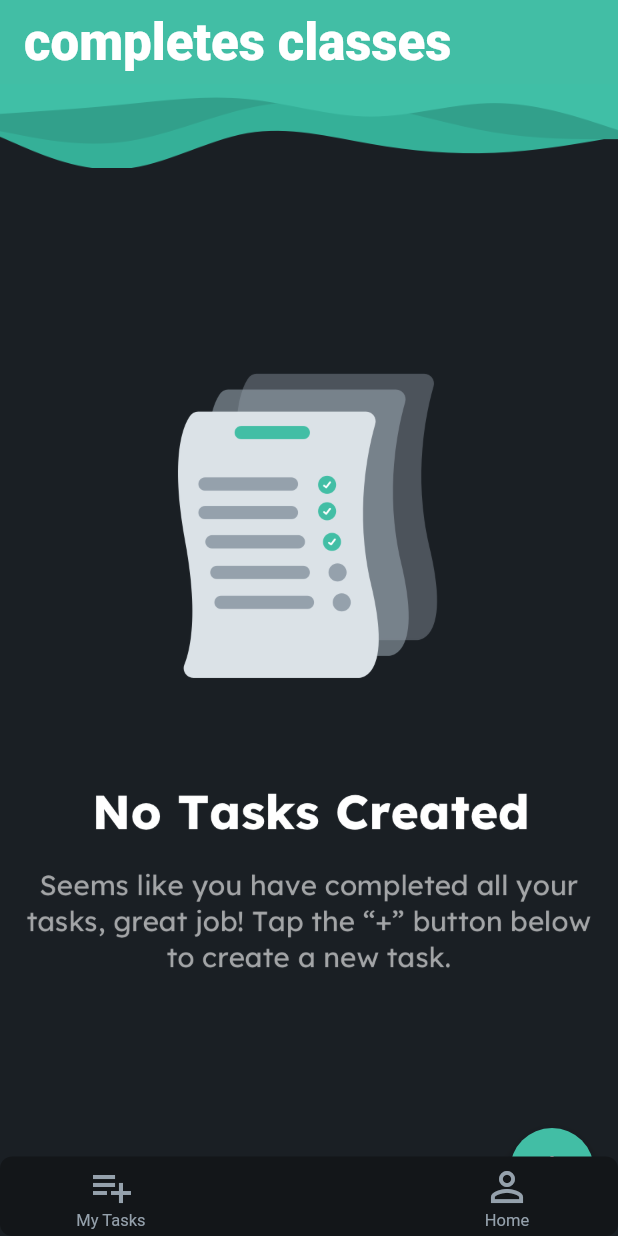
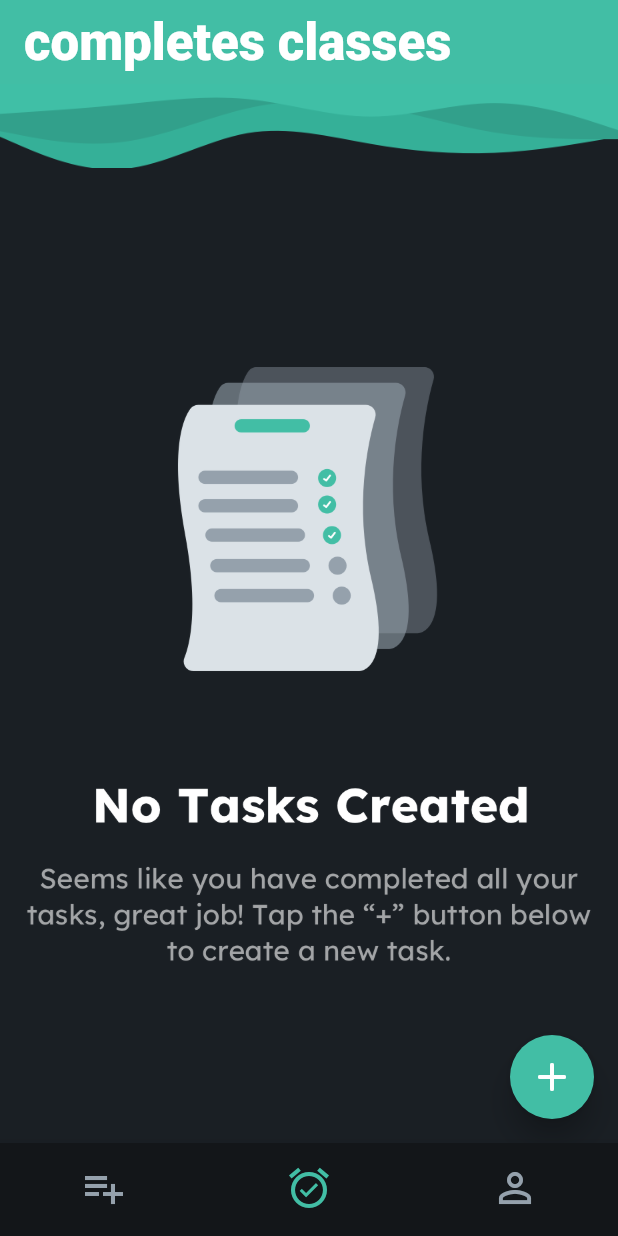
Before and after one commit to omerasmat/fbla, a Flutter app: the NavBarPage screen opened directly, item 2 of the bottom bar chosen, on a phone screen of 412 x 824 dp. Run offline on Flutter 3.47's test engine with Material 2 defaults, Android fonts, the phone set to English and light mode, and no system bars; drawn by our look-alikes of floating_bottom_navigation_bar; our stand-ins replace auto_size_text, built_collection, built_value, cloud_firestore, equatable, firebase_auth and 12 more; missing offline and left inert: json_path; accounts and stored records are empty; generated files the repository leaves out were written again; Roboto replaces fonts that are missing (Lexend Deca).

Commit message:
Updating to latest update output for compatilibility with the latest flutter version to function properly with both android and apple devices.

```diff
--- a/lib/calender_test/calender_test_widget.dart
+++ b/lib/calender_test/calender_test_widget.dart
@@ -1,4 +1,5 @@
 import '../flutter_flow/flutter_flow_calendar.dart';
+import '../flutter_flow/flutter_flow_icon_button.dart';
 import '../flutter_flow/flutter_flow_theme.dart';
 import '../flutter_flow/flutter_flow_util.dart';
 import 'package:flutter/material.dart';
@@ -28,6 +29,35 @@ class _CalenderTestWidgetState extends State<CalenderTestWidget> {
   Widget build(BuildContext context) {
     return Scaffold(
       key: scaffoldKey,
+      appBar: AppBar(
+        backgroundColor: FlutterFlowTheme.of(context).primaryColor,
+        automaticallyImplyLeading: false,
+        leading: FlutterFlowIconButton(
+          borderColor: Colors.transparent,
+          borderRadius: 30,
+          borderWidth: 1,
+          buttonSize: 60,
+          icon: Icon(
+            Icons.arrow_back_rounded,
+            color: Colors.white,
+            size: 30,
+          ),
+          onPressed: () {
+            print('IconButton pressed ...');
+          },
+        ),
+        title: Text(
+          'Calender with your schools info',
+          style: FlutterFlowTheme.of(context).title2.override(
+                fontFamily: 'Lexend Deca',
+                color: Colors.white,
+                fontSize: 22,
+              ),
+        ),
+        actions: [],
+        centerTitle: true,
+        elevation: 2,
+      ),
       backgroundColor: Color(0xFFF5F5F5),
       body: SafeArea(
         child: GestureDetector(
--- a/lib/main.dart
+++ b/lib/main.dart
@@ -10,7 +10,6 @@ import 'flutter_flow/internationalization.dart';
 import 'package:fbla_v3/splash_screen/splash_screen_widget.dart';
 import 'flutter_flow/flutter_flow_theme.dart';
 import 'package:google_fonts/google_fonts.dart';
-import 'package:floating_bottom_navigation_bar/floating_bottom_navigation_bar.dart';
 import 'my_tasks/my_tasks_widget.dart';
 import 'completed_tasks/completed_tasks_widget.dart';
 import 'my_profile/my_profile_widget.dart';
@@ -122,92 +121,51 @@ class _NavBarPageState extends State<NavBarPage> {
     final currentIndex = tabs.keys.toList().indexOf(_currentPage);
     return Scaffold(
       body: tabs[_currentPage],
-      extendBody: true,
-      bottomNavigationBar: FloatingNavbar(
+      bottomNavigationBar: BottomNavigationBar(
         currentIndex: currentIndex,
         onTap: (i) => setState(() => _currentPage = tabs.keys.toList()[i]),
         backgroundColor: FlutterFlowTheme.of(context).primaryBlack,
-        selectedItemColor: Color(0x00000000),
+        selectedItemColor: FlutterFlowTheme.of(context).primaryColor,
         unselectedItemColor: FlutterFlowTheme.of(context).tertiaryColor,
-        selectedBackgroundColor: Color(0x00000000),
-        borderRadius: 8,
-        itemBorderRadius: 8,
-        margin: EdgeInsetsDirectional.fromSTEB(0, 0, 0, 0),
-        padding: EdgeInsetsDirectional.fromSTEB(0, 0, 0, 0),
-        width: double.infinity,
-        elevation: 0,
-        items: [
-          FloatingNavbarItem(
-            customWidget: Column(
-              mainAxisAlignment: MainAxisAlignment.center,
-              children: [
-                Icon(
-                  currentIndex == 0 ? Icons.playlist_add : Icons.playlist_add,
-                  color: currentIndex == 0
-                      ? Color(0x00000000)
-                      : FlutterFlowTheme.of(context).tertiaryColor,
-                  size: 32,
-                ),
-                Text(
-                  'My Tasks',
-                  overflow: TextOverflow.ellipsis,
-                  style: TextStyle(
-                    color: currentIndex == 0
-                        ? Color(0x00000000)
-                        : FlutterFlowTheme.of(context).tertiaryColor,
-                    fontSize: 11.0,
-                  ),
-                ),
-              ],
+        showSelectedLabels: false,
+        showUnselectedLabels: false,
+        type: BottomNavigationBarType.fixed,
+        items: <BottomNavigationBarItem>[
+          BottomNavigationBarItem(
+            icon: Icon(
+              Icons.playlist_add,
+              size: 32,
             ),
+            activeIcon: Icon(
+              Icons.playlist_add,
+              size: 32,
+            ),
+            label: 'My Tasks',
+            tooltip: '',
           ),
-          FloatingNavbarItem(
-            customWidget: Column(
-              mainAxisAlignment: MainAxisAlignment.center,
-              children: [
-                Icon(
-                  currentIndex == 1 ? Icons.alarm_on : Icons.alarm_on,
-                  color: currentIndex == 1
-                      ? Color(0x00000000)
-                      : FlutterFlowTheme.of(context).tertiaryColor,
-                  size: 32,
-                ),
-                Text(
-                  'Completed',
-                  overflow: TextOverflow.ellipsis,
-                  style: TextStyle(
-                    color: currentIndex == 1
-                        ? Color(0x00000000)
-                        : FlutterFlowTheme.of(context).tertiaryColor,
-                    fontSize: 11.0,
-                  ),
-                ),
-              ],
+          BottomNavigationBarItem(
+            icon: Icon(
+              Icons.alarm_on,
+              size: 32,
             ),
+            activeIcon: Icon(
+              Icons.alarm_on,
+              size: 32,
+            ),
+            label: 'Completed',
+            tooltip: '',
           ),
-          FloatingNavbarItem(
-            customWidget: Column(
-              mainAxisAlignment: MainAxisAlignment.center,
-              children: [
-                Icon(
-                  currentIndex == 2 ? Icons.person_sharp : Icons.person_outline,
-                  color: currentIndex == 2
-                      ? Color(0x00000000)
-                      : FlutterFlowTheme.of(context).tertiaryColor,
-                  size: 32,
-                ),
-                Text(
-                  'Home',
-                  overflow: TextOverflow.ellipsis,
-                  style: TextStyle(
-                    color: currentIndex == 2
-                        ? Color(0x00000000)
-                        : FlutterFlowTheme.of(context).tertiaryColor,
-                    fontSize: 11.0,
-                  ),
-                ),
-              ],
+          BottomNavigationBarItem(
+            icon: Icon(
+              Icons.person_outline,
+              size: 32,
             ),
+            activeIcon: Icon(
+              Icons.person_sharp,
+              size: 32,
+            ),
+            label: 'Home',
+            tooltip: '',
           )
         ],
       ),
--- a/lib/my_profile/my_profile_widget.dart
+++ b/lib/my_profile/my_profile_widget.dart
@@ -1,5 +1,6 @@
 import '../auth/auth_util.dart';
 import '../backend/backend.dart';
+import '../calender_test/calender_test_widget.dart';
 import '../change_password/change_password_widget.dart';
 import '../edit_profile/edit_profile_widget.dart';
 import '../extracurricular/extracurricular_widget.dart';
@@ -383,9 +384,21 @@ class _MyProfileWidgetState extends State<MyProfileWidget> {
                               child: Padding(
                                 padding: EdgeInsetsDirectional.fromSTEB(
                                     16, 8, 0, 16),
-                                child: Text(
-                                  '    Change Password',
-                                  style: FlutterFlowTheme.of(context).bodyText1,
+                                child: InkWell(
+                                  onTap: () async {
+                                    await Navigator.push(
+                                      context,
+                                      MaterialPageRoute(
+                                        builder: (context) =>
+                                            CalenderTestWidget(),
+                                      ),
+                                    );
+                                  },
+                                  child: Text(
+                                    '    School Calender ',
+                                    style:
+                                        FlutterFlowTheme.of(context).bodyText1,
+                                  ),
                                 ),
                               ),
                             ),
--- a/pubspec.yaml
+++ b/pubspec.yaml
@@ -35,7 +35,6 @@ dependencies:
   firebase_auth: 3.2.0
   firebase_core: 1.12.0
   firebase_core_web: 1.5.4
-  floating_bottom_navigation_bar: 1.5.2
   flutter_datetime_picker: 1.5.0
   font_awesome_flutter: 8.11.0
   google_fonts: 2.1.0
```
Also changed, not shown: 1 other file.
